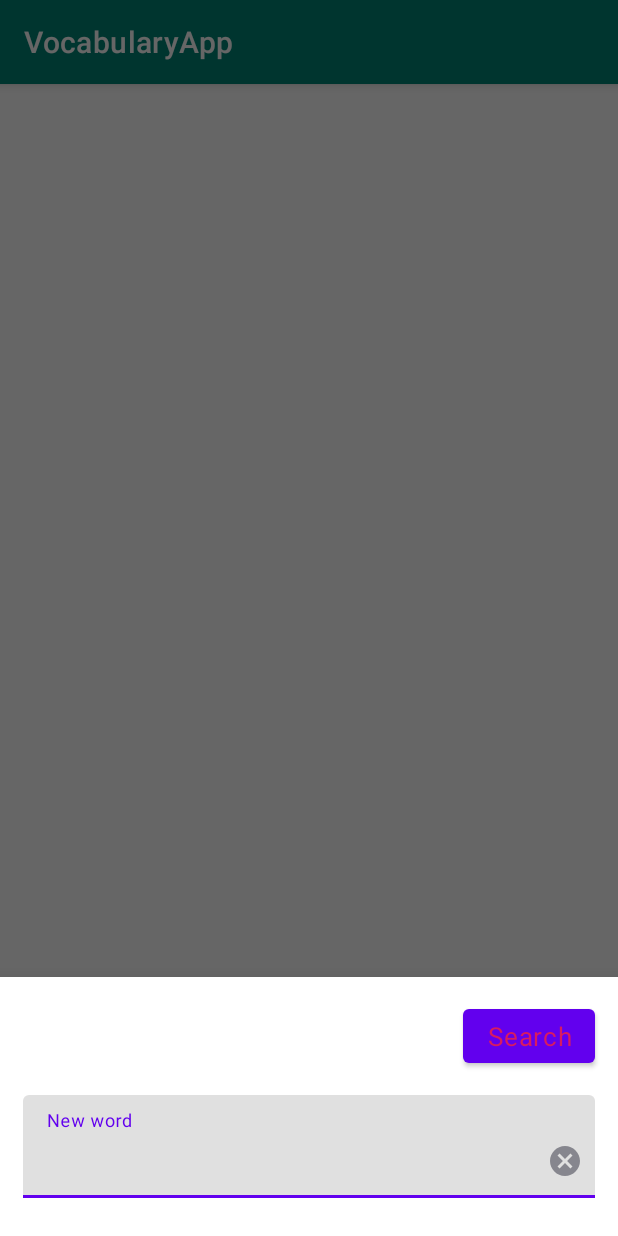
After one commit to FarVoyager/VocabularyApp, an Android app: the fragment SearchDialogFragment placed in its activity, on a phone screen of 412 x 824 dp. The commit adds this screen. Run offline under Robolectric (Android 15) with nearby library versions, the phone set to English and light mode, and no system bars; our stand-ins replace RxJava; libraries missing offline, so code that uses them is left out: by.kirich1409.viewbindingdelegate, com.jakewharton.retrofit2.

Commit message:
Приложение реализовано и работает

```diff
--- a/app/build.gradle
+++ b/app/build.gradle
@@ -61,6 +61,10 @@ dependencies {
     //Cicerone
     implementation 'com.github.terrakok:cicerone:7.0'
 
+    //viewBindingDelegate
+    implementation 'com.github.kirich1409:viewbindingpropertydelegate:1.5.0-beta01'
+    implementation 'com.github.kirich1409:viewbindingpropertydelegate-noreflection:1.5.0-beta01'
+
     // Test
     implementation 'androidx.appcompat:appcompat:1.3.0'
     implementation 'com.google.android.material:material:1.4.0'
--- a/app/src/main/AndroidManifest.xml
+++ b/app/src/main/AndroidManifest.xml
@@ -1,6 +1,8 @@
 <?xml version="1.0" encoding="utf-8"?>
 <manifest xmlns:android="http://schemas.android.com/apk/res/android"
     package="com.example.vocabularyapp">
+
+    <uses-permission android:name="android.permission.INTERNET"/>
 
     <application
         android:allowBackup="true"
@@ -8,7 +10,7 @@
         android:label="@string/app_name"
         android:roundIcon="@mipmap/ic_launcher_round"
         android:supportsRtl="true"
-        android:theme="@style/Theme.VocabularyApp">
+        android:theme="@style/AppTheme">
         <activity
             android:name=".view.BaseActivity"
             android:exported="false" />
--- /dev/null
+++ b/app/src/main/java/com/example/vocabularyapp/interactors/MainInteractor.kt
@@ -0,0 +1,22 @@
+package com.example.vocabularyapp.interactors
+
+import com.example.vocabularyapp.AppState
+import com.example.vocabularyapp.contracts.Interactor
+import com.example.vocabularyapp.contracts.Repository
+import com.example.vocabularyapp.model.DataModel
+import io.reactivex.Observable
+
+class MainInteractor(
+    // Снабжаем интерактор репозиторием для получения локальных или внешних данных
+private val remoteRepository: Repository<List<DataModel>>,
+private val localRepository: Repository<List<DataModel>>
+): Interactor<AppState> {
+    // Интерактор лишь запрашивает у репозитория данные, детали имплементации интерактору неизвестны
+    override fun getData(word: String, fromRemoteSource: Boolean): Observable<AppState> {
+        return if (fromRemoteSource) {
+            remoteRepository.getData(word).map { AppState.Success(it) }
+        } else {
+            localRepository.getData(word).map { AppState.Success(it) }
+        }
+    }
+}
--- /dev/null
+++ b/app/src/main/java/com/example/vocabularyapp/model/ApiService.kt
@@ -0,0 +1,10 @@
+package com.example.vocabularyapp.model
+
+import io.reactivex.Observable
+import retrofit2.http.GET
+import retrofit2.http.Query
+
+interface ApiService {
+    @GET("words/search")
+    fun search(@Query("search") wordToSearch: String): Observable<List<DataModel>>
+}
--- /dev/null
+++ b/app/src/main/java/com/example/vocabularyapp/model/RepositoryImplementation.kt
@@ -0,0 +1,11 @@
+package com.example.vocabularyapp.model
+
+import com.example.vocabularyapp.contracts.DataSource
+import com.example.vocabularyapp.contracts.Repository
+import io.reactivex.Observable
+
+class RepositoryImplementation(private val dataSource: DataSource<List<DataModel>>): Repository<List<DataModel>>  {
+    override fun getData(word: String): Observable<List<DataModel>> {
+        return dataSource.getData(word)
+    }
+}
--- /dev/null
+++ b/app/src/main/java/com/example/vocabularyapp/model/local/DataSourceLocal.kt
@@ -0,0 +1,11 @@
+package com.example.vocabularyapp.model.local
+
+import com.example.vocabularyapp.contracts.DataSource
+import com.example.vocabularyapp.model.DataModel
+import io.reactivex.Observable
+
+class DataSourceLocal(private val remoteProvider: RoomDataBaseImplementation = RoomDataBaseImplementation()):
+        DataSource<List<DataModel>> {
+    override fun getData(word: String): Observable<List<DataModel>> =
+        remoteProvider.getData(word)
+}
--- /dev/null
+++ b/app/src/main/java/com/example/vocabularyapp/model/local/RoomDataBaseImplementation.kt
@@ -0,0 +1,11 @@
+package com.example.vocabularyapp.model.local
+
+import com.example.vocabularyapp.contracts.DataSource
+import com.example.vocabularyapp.model.DataModel
+import io.reactivex.Observable
+
+class RoomDataBaseImplementation: DataSource<List<DataModel>> {
+    override fun getData(word: String): Observable<List<DataModel>> {
+        TODO("Not yet implemented")
+    }
+}
--- /dev/null
+++ b/app/src/main/java/com/example/vocabularyapp/model/remote/DataSourceRemote.kt
@@ -0,0 +1,12 @@
+package com.example.vocabularyapp.model.remote
+
+import com.example.vocabularyapp.contracts.DataSource
+import com.example.vocabularyapp.model.DataModel
+import io.reactivex.Observable
+
+class DataSourceRemote(private val remoteProvider: RetrofitImplementation =
+        RetrofitImplementation()):
+        DataSource<List<DataModel>> {
+    override fun getData(word: String): Observable<List<DataModel>> =
+        remoteProvider.getData(word)
+}
--- /dev/null
+++ b/app/src/main/java/com/example/vocabularyapp/presenters/MainPresenterImpl.kt
@@ -0,0 +1,65 @@
+package com.example.vocabularyapp.presenters
+
+import com.example.vocabularyapp.AppState
+import com.example.vocabularyapp.contracts.Presenter
+import com.example.vocabularyapp.interactors.MainInteractor
+import com.example.vocabularyapp.model.local.DataSourceLocal
+import com.example.vocabularyapp.model.remote.DataSourceRemote
+import com.example.vocabularyapp.model.RepositoryImplementation
+import io.reactivex.android.schedulers.AndroidSchedulers
+import io.reactivex.disposables.CompositeDisposable
+import io.reactivex.observers.DisposableObserver
+import io.reactivex.schedulers.Schedulers
+
+class MainPresenterImpl<T: AppState, V: com.example.vocabularyapp.contracts.View>(
+    // Обратите внимание, что Интерактор мы создаём сразу в конструкторе
+    private val interactor: MainInteractor = MainInteractor(
+        RepositoryImplementation(DataSourceRemote()),
+        RepositoryImplementation(DataSourceLocal())
+    ),
+    protected val compositeDisposable: CompositeDisposable = CompositeDisposable(),
+//    protected val schedulerProvider: SchedulerProvider = SchedulerProvider()
+): Presenter<T, V> {
+    // Ссылка на View, никакого контекста
+    private var currentView: V? = null
+    // Как только появилась View, сохраняем ссылку на неё для дальнейшей работы
+    override fun attachView(view: V) {
+        if (view != currentView) currentView = view
+
+    }
+    // View скоро будет уничтожена: прерываем все загрузки и обнуляем ссылку,
+    // чтобы предотвратить утечки памяти и NPE
+    override fun detachView(view: V) {
+       compositeDisposable.clear()
+        if (view == currentView) currentView = null
+    }
+
+    override fun getData(word: String, isOnline: Boolean) {
+        compositeDisposable.add(
+            interactor.getData(word, isOnline)
+                .subscribeOn(Schedulers.io())
+                .observeOn(AndroidSchedulers.mainThread())
+                .doOnSubscribe { currentView?.renderData(AppState.Loading(null)) }
+                .subscribeWith(getObserver())
+        )
+    }
+
+    private fun getObserver(): DisposableObserver<AppState> {
+        return object : DisposableObserver<AppState>() {
+            override fun onNext(t: AppState) {
+                // Если загрузка окончилась успешно, передаем модель с данными
+                // для отображения
+                currentView?.renderData(t)
+            }
+
+            override fun onError(e: Throwable) {
+                // Если произошла ошибка, передаем модель с ошибкой
+                currentView?.renderData(AppState.Error(e))
+            }
+
+            override fun onComplete() {
+                //do nothing
+            }
+        }
+    }
+}
--- /dev/null
+++ b/app/src/main/java/com/example/vocabularyapp/view/SearchDialogFragment.kt
@@ -0,0 +1,80 @@
+package com.example.vocabularyapp.view
+
+import android.os.Bundle
+import android.text.Editable
+import android.text.TextWatcher
+import android.view.LayoutInflater
+import android.view.View
+import android.view.ViewGroup
+
+import com.example.vocabularyapp.databinding.DialogTranslationBinding
+import com.google.android.material.bottomsheet.BottomSheetDialogFragment
+
+class SearchDialogFragment: BottomSheetDialogFragment() {
+
+    private var _binding: DialogTranslationBinding? = null
+    private val binding get() = _binding!!
+    private var onSearchClickListener: OnSearchClickListener? = null
+    private val textWatcher = object : TextWatcher {
+
+        override fun onTextChanged(s: CharSequence?, start: Int, before: Int, count: Int) {
+            if (!binding.searchEditText.text.isNullOrEmpty()) {
+                binding.searchButtonTextview.isEnabled = true
+                binding.clearTextImageview.visibility = View.VISIBLE
+            } else {
+                binding.searchButtonTextview.isEnabled = false
+                binding.clearTextImageview.visibility = View.GONE
+            }
+        }
+
+        override fun beforeTextChanged(s: CharSequence?, start: Int, count: Int, after: Int) {}
+        override fun afterTextChanged(s: Editable?) {}
+    }
+
+    override fun onCreateView(
+        inflater: LayoutInflater,
+        container: ViewGroup?,
+        savedInstanceState: Bundle?
+    ): View {
+        _binding = DialogTranslationBinding.inflate(inflater, container, false)
+        return binding.root
+    }
+
+    override fun onViewCreated(view: View, savedInstanceState: Bundle?) {
+        super.onViewCreated(view, savedInstanceState)
+        binding.searchButtonTextview.setOnClickListener(onSearchButtonClickListener)
+        binding.searchEditText.addTextChangedListener(textWatcher)
+        addOnClearClickListener()
+    }
+
+    private fun addOnClearClickListener() {
+        binding.clearTextImageview.setOnClickListener {
+            binding.searchEditText.setText("")
+            binding.searchButtonTextview.isEnabled = false
+        }
+    }
+
+    override fun onDestroyView() {
+        onSearchClickListener = null
+        super.onDestroyView()
+    }
+
+
+    private val onSearchButtonClickListener =
+        View.OnClickListener {
+            onSearchClickListener?.onClick(binding.searchEditText.text.toString())
+            dismiss()
+        }
+
+    internal fun setOnSearchClickListener(listener: OnSearchClickListener) {
+        onSearchClickListener = listener
+    }
+
+    companion object {
+        fun newInstance(): SearchDialogFragment = SearchDialogFragment()
+    }
+
+    interface OnSearchClickListener {
+        fun onClick(searchWord: String)
+    }
+}
--- a/app/src/main/res/layout/activity_main.xml
+++ b/app/src/main/res/layout/activity_main.xml
@@ -1,18 +1,70 @@
 <?xml version="1.0" encoding="utf-8"?>
-<androidx.constraintlayout.widget.ConstraintLayout
+<FrameLayout
+    android:id="@+id/main_activity_container"
     xmlns:android="http://schemas.android.com/apk/res/android"
-    xmlns:tools="http://schemas.android.com/tools"
-    xmlns:app="http://schemas.android.com/apk/res-auto"
     android:layout_width="match_parent"
     android:layout_height="match_parent"
-    tools:context=".view.MainActivity">
-    <TextView
-      android:layout_width="wrap_content"
-      android:layout_height="wrap_content"
-      android:text="Hello World!"
-      app:layout_constraintBottom_toBottomOf="parent"
-      app:layout_constraintLeft_toLeftOf="parent"
-      app:layout_constraintRight_toRightOf="parent"
-      app:layout_constraintTop_toTopOf="parent" />
+    android:fitsSystemWindows="true">
 
-  </androidx.constraintlayout.widget.ConstraintLayout>
+    <FrameLayout
+        android:id="@+id/success_linear_layout"
+        android:layout_width="match_parent"
+        android:gravity="center"
+        android:layout_height="match_parent">
+
+        <androidx.recyclerview.widget.RecyclerView
+            android:id="@+id/main_activity_recyclerview"
+            android:layout_width="match_parent"
+            android:layout_height="match_parent"/>
+
+        <com.google.android.material.floatingactionbutton.FloatingActionButton
+            android:id="@+id/search_fab"
+            android:src="@drawable/ic_search"
+            android:layout_width="wrap_content"
+            android:layout_gravity="bottom|end"
+            android:layout_marginBottom="@dimen/margin_medium"
+            android:layout_marginEnd="@dimen/margin_medium"
+            android:layout_height="wrap_content"/>
+    </FrameLayout>
+
+    <FrameLayout
+        android:id="@+id/loading_frame_layout"
+        android:layout_width="match_parent"
+        android:visibility="gone"
+        android:layout_height="match_parent">
+
+        <ProgressBar
+            android:layout_gravity="center"
+            android:id="@+id/progress_bar_horizontal"
+            style="?android:attr/progressBarStyleHorizontal"
+            android:layout_width="match_parent"
+            android:layout_height="wrap_content"/>
+
+        <ProgressBar
+            android:layout_gravity="center"
+            android:id="@+id/progress_bar_round"
+            android:layout_width="wrap_content"
+            android:layout_height="wrap_content"/>
+    </FrameLayout>
+
+    <LinearLayout
+        android:id="@+id/error_linear_layout"
+        android:gravity="center"
+        android:orientation="vertical"
+        android:visibility="gone"
+        android:layout_width="match_parent"
+        android:layout_height="match_parent">
+
+        <TextView
+            android:id="@+id/error_textview"
+            android:layout_width="wrap_content"
+            android:layout_height="wrap_content"
+            android:text="@string/error_textview_stub"/>
+
+        <com.google.android.material.button.MaterialButton
+            android:id="@+id/reload_button"
+            android:layout_width="wrap_content"
+            android:layout_height="wrap_content"
+            android:text="@string/reload_button"/>
+    </LinearLayout>
+</FrameLayout>
--- /dev/null
+++ b/app/src/main/res/layout/dialog_translation.xml
@@ -0,0 +1,54 @@
+<LinearLayout
+    xmlns:android="http://schemas.android.com/apk/res/android"
+    xmlns:tools="http://schemas.android.com/tools"
+    android:id="@+id/bottom_sheet_dialog_layout"
+    android:layout_width="match_parent"
+    android:layout_height="205dp"
+    android:orientation="vertical"
+    android:fitsSystemWindows="true"
+    android:layout_marginBottom="@dimen/margin_medium">
+
+    <Button
+        android:id="@+id/search_button_textview"
+        android:layout_width="wrap_content"
+        android:layout_height="wrap_content"
+        style="@style/TextViewButtonStyle"
+        android:layout_marginTop="@dimen/margin_medium"
+        android:layout_marginEnd="@dimen/margin_medium"
+        android:text="@string/button_search"
+        android:layout_gravity="end"/>
+
+    <FrameLayout
+        android:layout_width="match_parent"
+        android:layout_marginTop="@dimen/margin_medium"
+        android:layout_marginBottom="@dimen/margin_xxx_medium"
+        android:layout_marginEnd="@dimen/margin_medium"
+        android:layout_marginStart="@dimen/margin_medium"
+        android:layout_height="wrap_content">
+
+        <com.google.android.material.textfield.TextInputLayout
+            android:id="@+id/search_input_layout"
+            android:layout_width="match_parent"
+            android:layout_height="wrap_content"
+            android:hint="@string/search_hint">
+
+            <com.google.android.material.textfield.TextInputEditText
+                android:id="@+id/search_edit_text"
+                android:layout_width="match_parent"
+                android:layout_height="wrap_content"
+                style="@style/BaseEditTextStyle"/>
+        </com.google.android.material.textfield.TextInputLayout>
+
+        <ImageView
+            android:id="@+id/clear_text_imageview"
+            android:layout_width="wrap_content"
+            android:layout_height="wrap_content"
+            android:layout_gravity="center_vertical|end"
+            android:layout_marginTop="@dimen/margin_small"
+            android:layout_marginEnd="@dimen/margin_small"
+            android:src="@drawable/ic_delete_text"
+            android:visibility="visible"
+            tools:visibility="visible"
+            android:contentDescription="@string/delete_description"/>
+    </FrameLayout>
+</LinearLayout>
--- a/app/src/main/res/values/themes.xml
+++ b/app/src/main/res/values/themes.xml
@@ -43,4 +43,5 @@
     <style name="AppModalStyle" parent="Widget.MaterialComponents.BottomSheet.Modal">
         <item name="android:background">@drawable/bottom_sheet_dialog_background</item>
     </style>
+
 </resources>
```
Also changed, not shown: app/src/main/java/com/example/vocabularyapp/model/remote/BaseInterceptor.kt (added, +40 -0 lines), app/src/main/java/com/example/vocabularyapp/model/remote/RetrofitImplementation.kt (added, +40 -0 lines), app/src/main/java/com/example/vocabularyapp/view/MainActivity.kt (+94 -4 lines), app/src/main/java/com/example/vocabularyapp/view/MainAdapter.kt (added, +51 -0 lines), app/src/main/res/layout/recycler_view_item.xml (added, +32 -0 lines).
